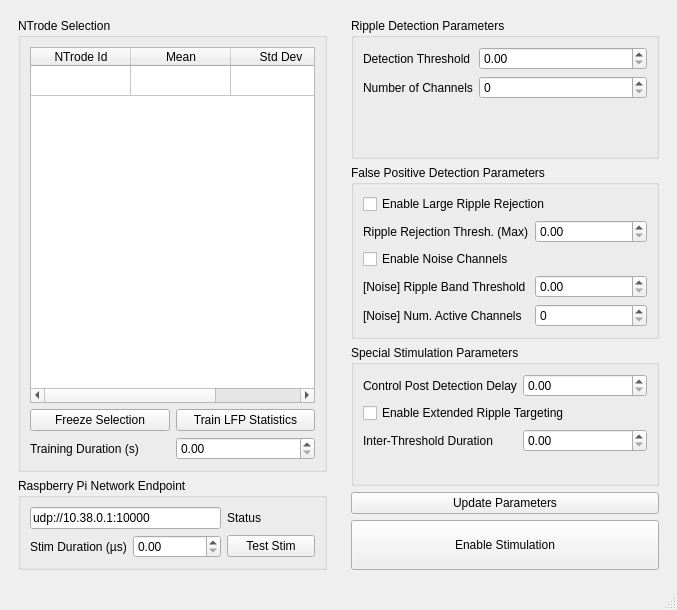
First picture: the form in src/mainwindow.ui, repository ckemere/TrodesRippleDisruptionModule, before the edit.
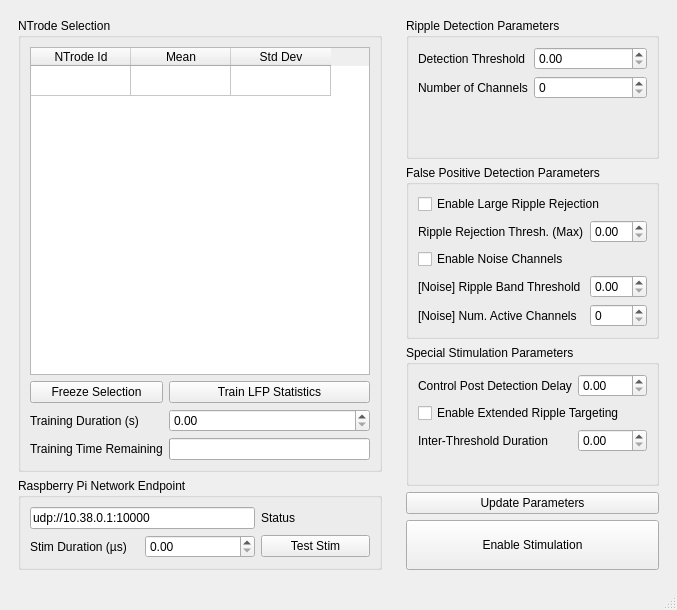
Second picture: the form after the edit.

Commit message: Properly dealing with training data

```diff
--- a/src/mainwindow.ui
+++ b/src/mainwindow.ui
@@ -77,6 +77,16 @@
           <item row="2" column="1">
            <widget class="QDoubleSpinBox" name="trainingDurationSpinBox"/>
           </item>
+          <item row="3" column="0">
+           <widget class="QLabel" name="trainingProgressLabel">
+            <property name="text">
+             <string>Training Time Remaining</string>
+            </property>
+           </widget>
+          </item>
+          <item row="3" column="1">
+           <widget class="QProgressBar" name="trainingProgressBar"/>
+          </item>
          </layout>
         </widget>
        </item>
```
The commit also changes 3 other files.
